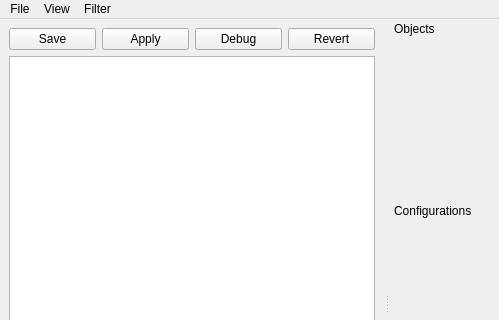
Above: pmgr.ui from pcdshub/pmgr before the change; both pictures show x 0 to 499 and y 0 to 320 of the 990 by 608 pixel window. Below: the same form after it.
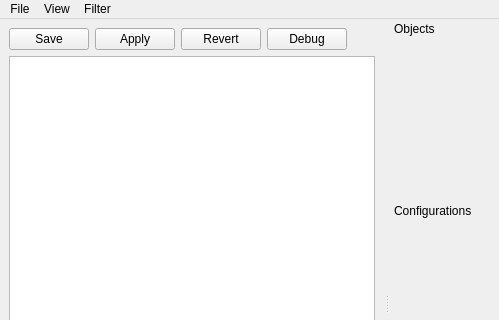
That is the form after the change. Custom widgets are drawn as their Qt base class.

Commit message: Fix cfg group name changes, hide Debug button if not in debug mode, allow hiding of object table columns.

The edit to the form file:
```diff
--- a/pmgr.ui
+++ b/pmgr.ui
@@ -41,14 +41,7 @@
       </property>
      </widget>
     </item>
-    <item row="0" column="3">
-     <widget class="QPushButton" name="revertButton">
-      <property name="text">
-       <string>Revert</string>
-      </property>
-     </widget>
-    </item>
-    <item row="1" column="0" colspan="4">
+    <item row="1" column="0" colspan="5">
      <widget class="QTreeWidget" name="treeWidget">
       <property name="sizePolicy">
        <sizepolicy hsizetype="MinimumExpanding" vsizetype="Expanding">
@@ -85,13 +78,20 @@
       </column>
      </widget>
     </item>
-    <item row="0" column="2">
+    <item row="0" column="3">
      <widget class="QPushButton" name="debugButton">
       <property name="text">
        <string>Debug</string>
       </property>
      </widget>
     </item>
+    <item row="0" column="2">
+     <widget class="QPushButton" name="revertButton">
+      <property name="text">
+       <string>Revert</string>
+      </property>
+     </widget>
+    </item>
    </layout>
   </widget>
   <widget class="QMenuBar" name="menubar">
```
The commit also changes 4 other files.
